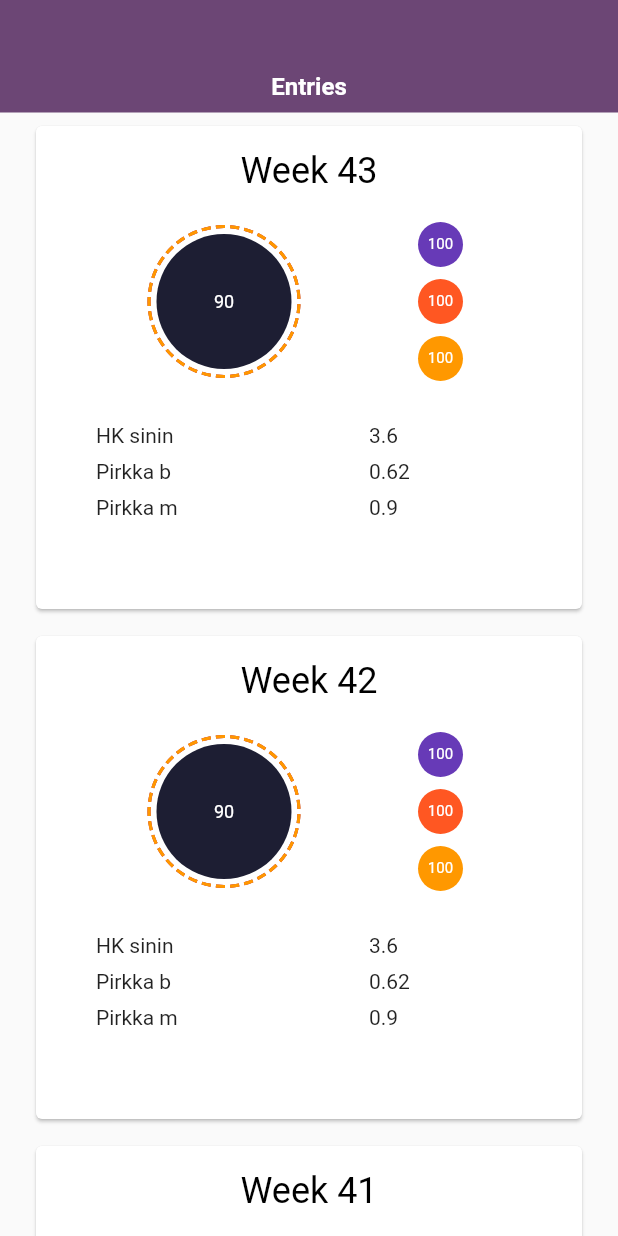
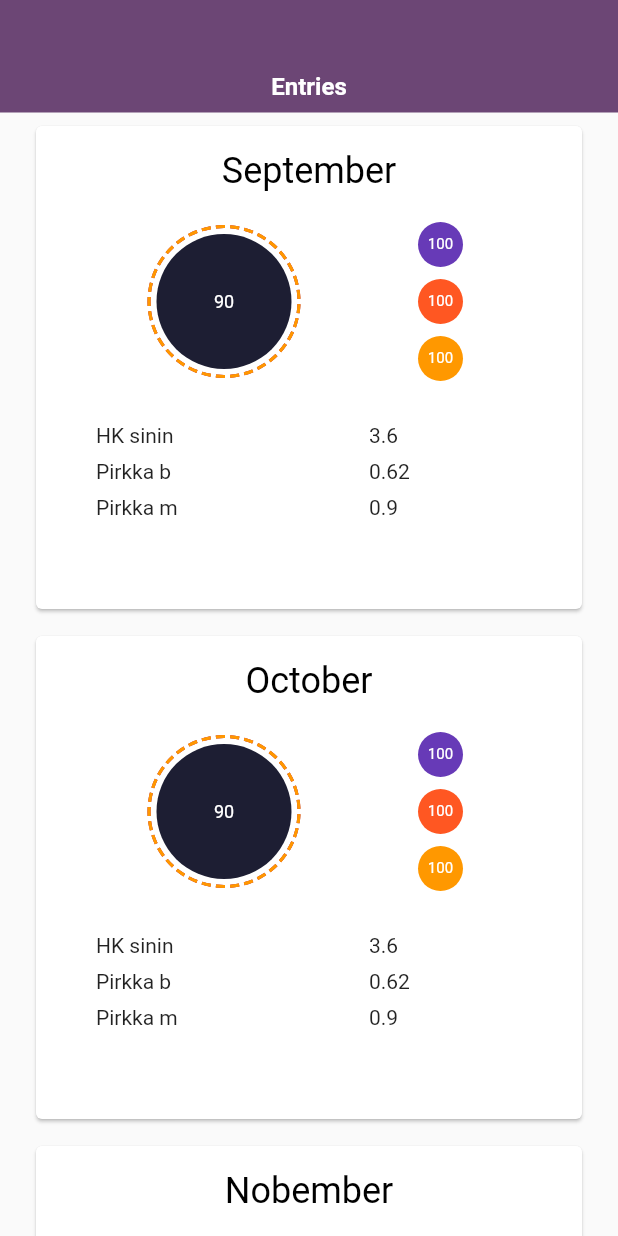
Before and after one commit to altaired/junction, a Flutter app: the EntriesPage widget shown alone on an empty page, opened directly, on a phone screen of 412 x 824 dp. Run offline on Flutter 3.47's test engine with Material 2 defaults, Android fonts, the phone set to English and light mode, and no system bars; our stand-ins replace charts_flutter, flutter_svg, tuple.

Commit message:
changed license and weeks -> months

```diff
--- a/lib/screens/entries.dart
+++ b/lib/screens/entries.dart
@@ -8,7 +8,7 @@ class EntriesPage extends StatefulWidget {
   @override
   _EntriesPageState createState() => _EntriesPageState();
 
-  final List<String> items = ["Week 43", "Week 42", "Week 41"];
+  final List<String> items = ["September", "October", "Nobember"];
 }
 
 class _EntriesPageState extends State<EntriesPage> {
```
Also changed, not shown: 2 other files.
